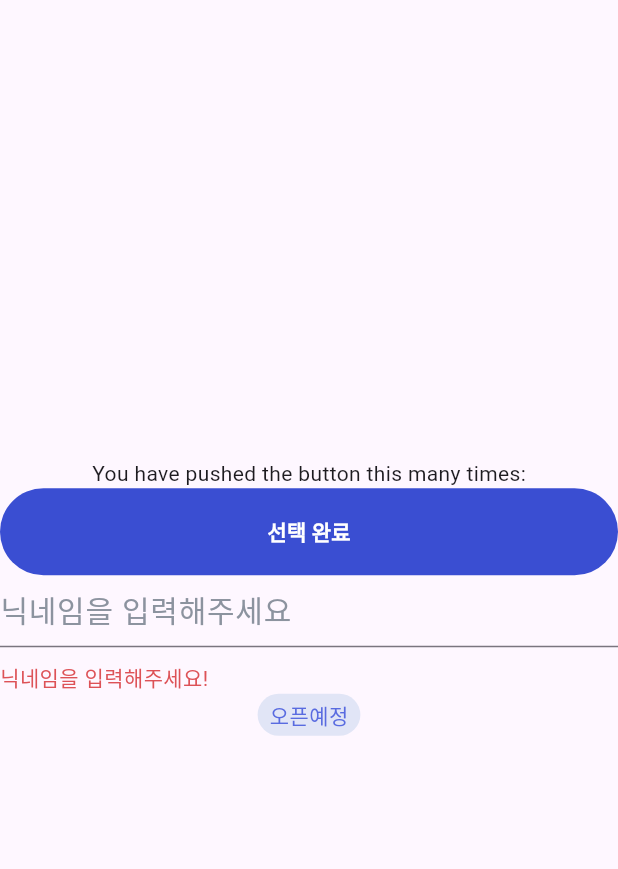
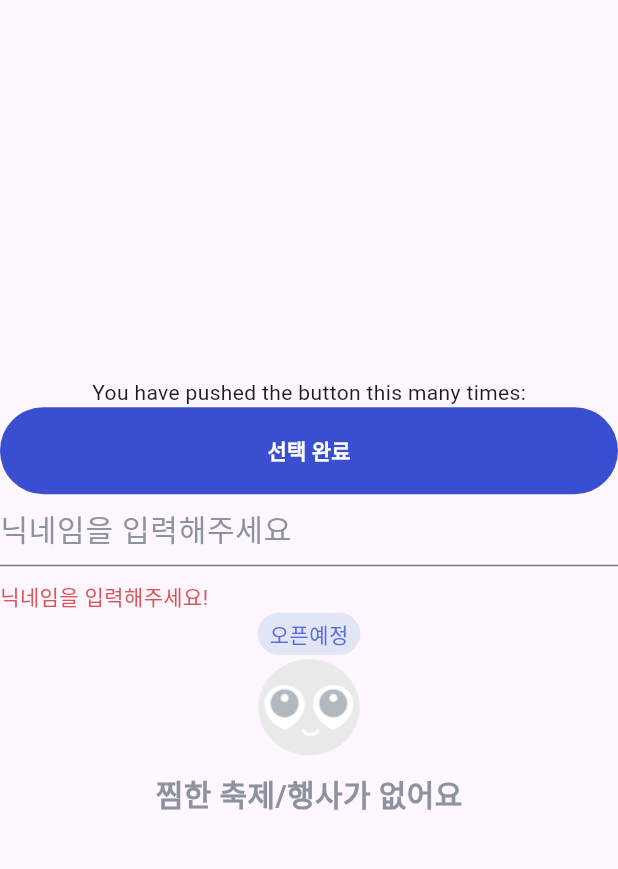
Before and after one commit to jaekyung-you/seenear_flutter, a Flutter app: the screen it shows after launch, on a phone screen of 412 x 824 dp, the part 63-932 px from its top. Run offline on Flutter 3.47's test engine with Material 2 defaults, Android fonts, the phone set to English and light mode, and no system bars; missing offline and left inert: kakao_flutter_sdk_user.

Commit message:
empty_view 추가

```diff
--- /dev/null
+++ b/lib/const/design_system/empty_view.dart
@@ -0,0 +1,29 @@
+import 'package:flutter/material.dart';
+import 'package:seenear/const/design_system/seenear_color.dart';
+
+class EmptyView extends StatelessWidget {
+  final String text;
+
+  const EmptyView({super.key, required this.text});
+
+  @override
+  Widget build(BuildContext context) {
+    return Column(
+      mainAxisSize: MainAxisSize.min,
+      children: [
+        Image.asset(
+          'assets/images/seenear_character_4.png',
+          width: 70,
+        ),
+        const SizedBox(height: 8,),
+        Text(
+          text,
+          style: TextStyle(
+              fontWeight: FontWeight.w600,
+              fontSize: 20,
+              color: SeenearColor.grey30),
+        ),
+      ],
+    );
+  }
+}
--- a/lib/main.dart
+++ b/lib/main.dart
@@ -6,6 +6,7 @@ import 'package:seenear/const/design_system/seenear_color.dart';
 import 'package:seenear/const/design_system/textfield_with_helper.dart';
 import 'package:seenear/data/local/helper_text_type.dart';
 
+import 'const/design_system/empty_view.dart';
 import 'const/design_system/rounded_widget.dart';
 
 void main() {
@@ -77,6 +78,9 @@ class _MyHomePageState extends State<MyHomePage> {
               text: '오픈예정',
               bgColor: SeenearColor.blue10,
               fgColor: SeenearColor.blue60,
+            ),
+            EmptyView(
+              text: '찜한 축제/행사가 없어요',
             )
           ],
         ),
--- a/pubspec.yaml
+++ b/pubspec.yaml
@@ -59,9 +59,8 @@ flutter:
   # the material Icons class.
   uses-material-design: true
 
-  # To add assets to your application, add an assets section, like this:
-  # assets:
-  #   - images/a_dot_burr.jpeg
+  assets:
+      - assets/images/
   #   - images/a_dot_ham.jpeg
 
   # An image asset can refer to one or more resolution-specific "variants", see
```
